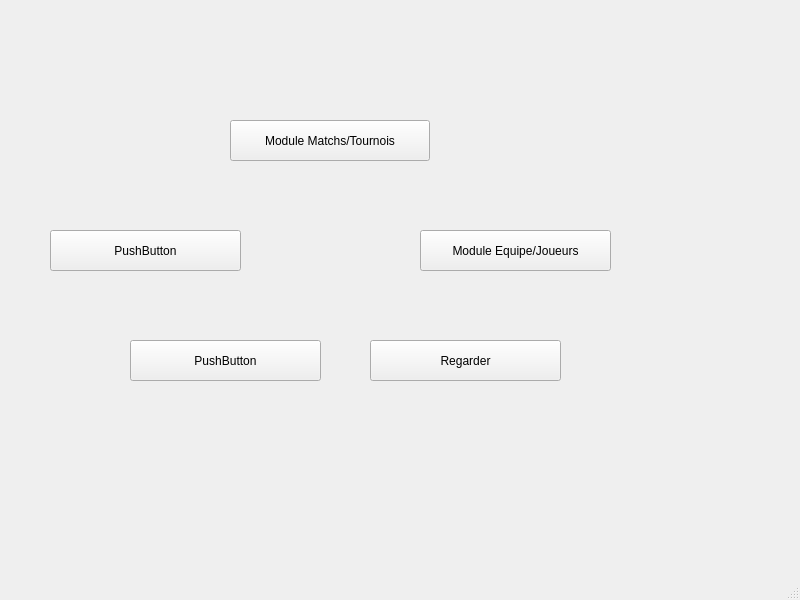
Old version of the form Sportify/mainwindow.ui in the repository TheRealSumpark/QT_Project.
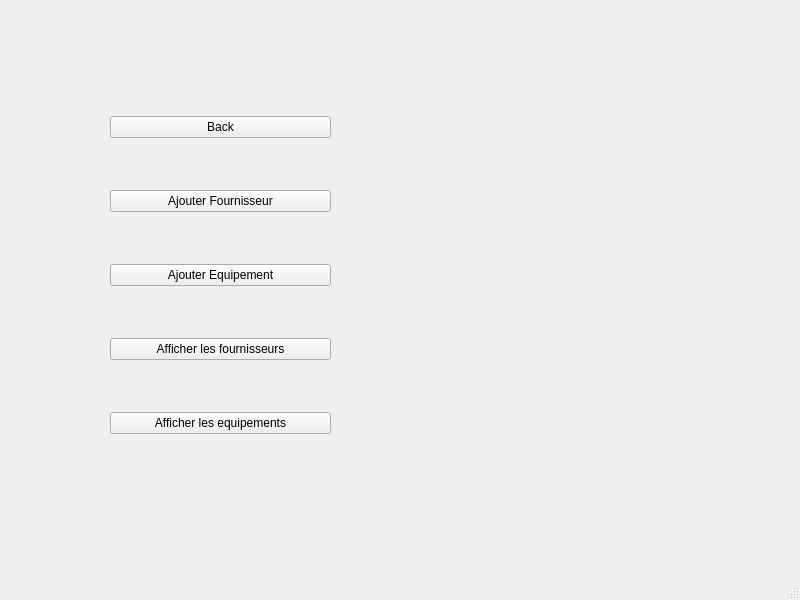
New version of the form.

```diff
--- a/Sportify/mainwindow.ui
+++ b/Sportify/mainwindow.ui
@@ -24,7 +24,7 @@
      </rect>
     </property>
     <property name="currentIndex">
-     <number>1</number>
+     <number>5</number>
     </property>
     <widget class="QWidget" name="Logo"/>
     <widget class="QWidget" name="Menu">
@@ -64,7 +64,7 @@
        </rect>
       </property>
       <property name="text">
-       <string>PushButton</string>
+       <string>Module Fournisseur/Equipements</string>
       </property>
      </widget>
      <widget class="QPushButton" name="pushButton_3">
@@ -224,6 +224,55 @@
      </widget>
     </widget>
     <widget class="QWidget" name="Watch"/>
+    <widget class="QWidget" name="Taib">
+     <widget class="QWidget" name="verticalLayoutWidget_4">
+      <property name="geometry">
+       <rect>
+        <x>100</x>
+        <y>50</y>
+        <width>221</width>
+        <height>411</height>
+       </rect>
+      </property>
+      <layout class="QVBoxLayout" name="verticalLayout_4">
+       <item>
+        <widget class="QPushButton" name="Go_Back_3">
+         <property name="text">
+          <string>Back</string>
+         </property>
+        </widget>
+       </item>
+       <item>
+        <widget class="QPushButton" name="Main_button_ajouter_fournisseur">
+         <property name="text">
+          <string>Ajouter Fournisseur</string>
+         </property>
+        </widget>
+       </item>
+       <item>
+        <widget class="QPushButton" name="Main_button_ajouter_equipement">
+         <property name="text">
+          <string>Ajouter Equipement</string>
+         </property>
+        </widget>
+       </item>
+       <item>
+        <widget class="QPushButton" name="Main_button_afficher_fournisseurs">
+         <property name="text">
+          <string>Afficher les fournisseurs</string>
+         </property>
+        </widget>
+       </item>
+       <item>
+        <widget class="QPushButton" name="Main_button_afficher_equipements">
+         <property name="text">
+          <string>Afficher les equipements</string>
+         </property>
+        </widget>
+       </item>
+      </layout>
+     </widget>
+    </widget>
    </widget>
   </widget>
   <widget class="QMenuBar" name="menubar">
```
Left out of the diff: 54 changed lines with no effect on the pictures.
